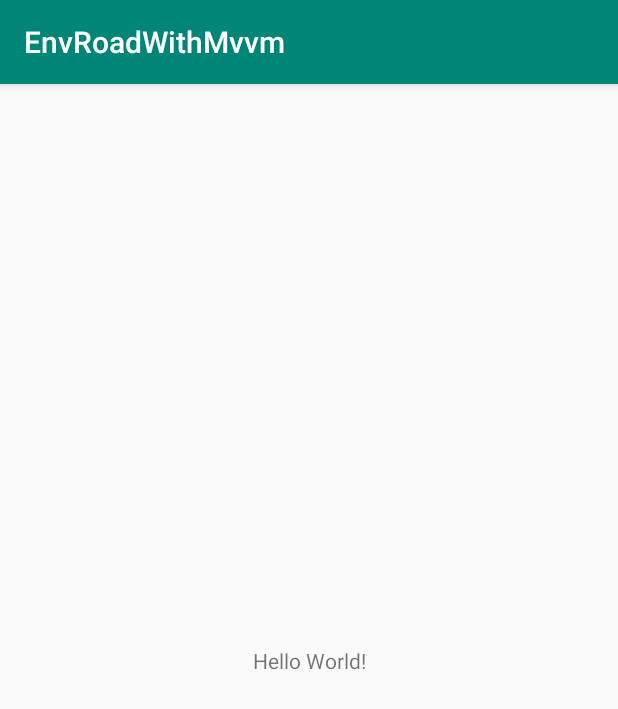
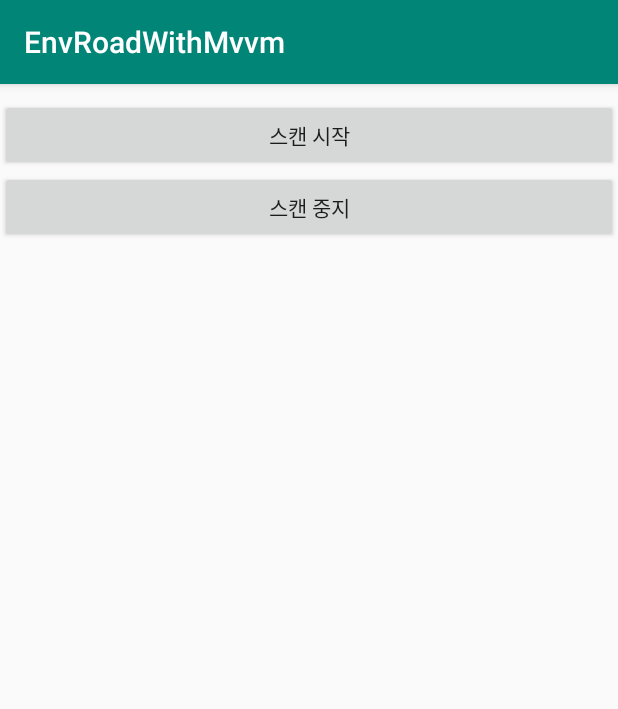
Before and after one commit to lareina-Ipse/EnvRoadWithMvvm, an Android app: the screen it shows after launch (MainActivity), on a phone screen of 412 x 824 dp. Shown: the top 709 px of the screen. Run offline under Robolectric (Android 15) with nearby library versions, the phone set to English and light mode, and no system bars; our stand-ins replace data binding; libraries missing offline, so code that uses them is left out: com.neovisionaries.bluetooth.

Commit message:
MVVM 패턴 적용 연습

```diff
--- a/app/src/main/java/kr/co/chience/envroadwithmvvm/MainActivity.java
+++ b/app/src/main/java/kr/co/chience/envroadwithmvvm/MainActivity.java
@@ -1,14 +1,41 @@
 package kr.co.chience.envroadwithmvvm;
 
 import androidx.appcompat.app.AppCompatActivity;
+import androidx.databinding.DataBindingUtil;
+import androidx.lifecycle.ViewModelProviders;
+import androidx.recyclerview.widget.LinearLayoutManager;
 
 import android.os.Bundle;
+import android.view.View;
+
+import kr.co.chience.envroadwithmvvm.adapter.DataAdapter;
+import kr.co.chience.envroadwithmvvm.databinding.ActivityMainBinding;
+import kr.co.chience.envroadwithmvvm.viewmodel.MainViewModel;
 
 public class MainActivity extends AppCompatActivity {
 
     @Override
     protected void onCreate(Bundle savedInstanceState) {
         super.onCreate(savedInstanceState);
-        setContentView(R.layout.activity_main);
+        ActivityMainBinding binding = DataBindingUtil.setContentView(this, R.layout.activity_main);
+        binding.setLifecycleOwner(this);
+        binding.recyclerView.setLayoutManager(new LinearLayoutManager(this));
+
+        final MainViewModel viewModel = ViewModelProviders.of(this).get(MainViewModel.class);
+
+
+     //   viewModel.setData();
+        viewModel.getData().observe(this, data -> binding.recyclerView.setAdapter(new DataAdapter(data, viewModel)));
+
+        binding.setDataViewModel(viewModel);
+
+
+        binding.buttonStart.setOnClickListener(v -> {
+            viewModel.stratScan();
+        });
+
+        binding.buttonEnd.setOnClickListener(v -> viewModel.stopScan());
+
+
     }
 }
--- /dev/null
+++ b/app/src/main/java/kr/co/chience/envroadwithmvvm/adapter/DataAdapter.java
@@ -0,0 +1,67 @@
+package kr.co.chience.envroadwithmvvm.adapter;
+
+import android.view.LayoutInflater;
+import android.view.View;
+import android.view.ViewGroup;
+
+import androidx.annotation.NonNull;
+import androidx.databinding.DataBindingUtil;
+import androidx.recyclerview.widget.RecyclerView;
+
+import java.util.List;
+
+import kr.co.chience.envroadwithmvvm.R;
+import kr.co.chience.envroadwithmvvm.databinding.ItemDataBinding;
+import kr.co.chience.envroadwithmvvm.model.Data;
+import kr.co.chience.envroadwithmvvm.viewmodel.MainViewModel;
+
+public class DataAdapter extends RecyclerView.Adapter<DataAdapter.DataViewHolder> {
+
+    private List<Data> datas;
+    private MainViewModel viewModel;
+
+    public DataAdapter(List<Data> datas, MainViewModel viewModel) {
+        this.datas = datas;
+        this.viewModel = viewModel;
+    }
+
+    @NonNull
+    @Override
+    public DataViewHolder onCreateViewHolder(@NonNull ViewGroup parent, int viewType) {
+        LayoutInflater layoutInflater = LayoutInflater.from(parent.getContext());
+        ItemDataBinding binding = DataBindingUtil.inflate(layoutInflater, R.layout.item_data, parent, false);
+
+        return new DataViewHolder(binding);
+    }
+
+    @Override
+    public void onBindViewHolder(@NonNull DataViewHolder holder, int position) {
+        Data data = datas.get(position);
+        holder.setBinding(data, viewModel);
+    }
+
+    @Override
+    public int getItemCount() {
+        return datas.size();
+    }
+
+    class DataViewHolder extends RecyclerView.ViewHolder {
+
+        ItemDataBinding binding;
+
+        public DataViewHolder(@NonNull ItemDataBinding binding) {
+            super(binding.getRoot());
+            this.binding = binding;
+        }
+
+        void setBinding(Data data, MainViewModel viewModel) {
+            binding.setData(data);
+            binding.setDataViewModel(viewModel);
+            binding.executePendingBindings();
+        }
+
+    }
+
+
+
+}
--- /dev/null
+++ b/app/src/main/java/kr/co/chience/envroadwithmvvm/baseInterface/BaseInterface.java
@@ -0,0 +1,10 @@
+package kr.co.chience.envroadwithmvvm.baseInterface;
+
+public interface BaseInterface {
+
+    public void initViews();
+    public void initListener();
+    public void initItems();
+    public void initProcess();
+
+}
--- /dev/null
+++ b/app/src/main/java/kr/co/chience/envroadwithmvvm/model/Data.java
@@ -0,0 +1,24 @@
+package kr.co.chience.envroadwithmvvm.model;
+
+public class Data  {
+
+    public String cdc;
+    public String mic;
+    public String voc;
+    public String co2;
+    public String temp;
+    public String att;
+    public String humInt;
+    public String humDec;
+
+    public Data(String cdc, String mic, String voc, String co2, String temp, String att, String humInt, String humDec) {
+        this.cdc = cdc;
+        this.mic = mic;
+        this.voc = voc;
+        this.co2 = co2;
+        this.temp = temp;
+        this.att = att;
+        this.humInt = humInt;
+        this.humDec = humDec;
+    }
+}
--- /dev/null
+++ b/app/src/main/java/kr/co/chience/envroadwithmvvm/util/LogUtil.java
@@ -0,0 +1,23 @@
+package kr.co.chience.envroadwithmvvm.util;
+
+import android.util.Log;
+
+public class LogUtil {
+
+    public static void e(String tag, String log) {
+        Log.e(tag, "### " + log);
+    }
+
+    public static void w(String tag, String log) {
+        Log.e(tag, "### " + log);
+    }
+
+    public static void d(String tag, String log) {
+        Log.e(tag, "### " + log);
+    }
+
+    public static void i(String tag, String log) {
+        Log.e(tag, "### " + log);
+    }
+
+}
--- /dev/null
+++ b/app/src/main/java/kr/co/chience/envroadwithmvvm/util/PacketUtil.java
@@ -0,0 +1,9 @@
+package kr.co.chience.envroadwithmvvm.util;
+
+public class PacketUtil {
+
+    public static String hexStringToInteger(String hex) {
+        return String.valueOf(Integer.parseInt(hex, 16));
+    }
+
+}
--- /dev/null
+++ b/app/src/main/java/kr/co/chience/envroadwithmvvm/viewmodel/MainViewModel.java
@@ -0,0 +1,155 @@
+package kr.co.chience.envroadwithmvvm.viewmodel;
+
+import android.bluetooth.BluetoothAdapter;
+import android.bluetooth.BluetoothDevice;
+import android.bluetooth.BluetoothGatt;
+import android.bluetooth.le.BluetoothLeScanner;
+import android.bluetooth.le.ScanCallback;
+import android.bluetooth.le.ScanRecord;
+import android.bluetooth.le.ScanResult;
+import android.bluetooth.le.ScanSettings;
+import android.os.Build;
+
+import androidx.lifecycle.MutableLiveData;
+import androidx.lifecycle.ViewModel;
+
+import com.neovisionaries.bluetooth.ble.advertising.ADPayloadParser;
+import com.neovisionaries.bluetooth.ble.advertising.ADStructure;
+import com.neovisionaries.bluetooth.ble.advertising.IBeacon;
+
+import java.util.ArrayList;
+import java.util.List;
+
+import kr.co.chience.envroadwithmvvm.model.Data;
+import kr.co.chience.envroadwithmvvm.util.LogUtil;
+import kr.co.chience.envroadwithmvvm.util.PacketUtil;
+
+public class MainViewModel extends ViewModel {
+
+    private static final String TAG = MainViewModel.class.getSimpleName();
+    private MutableLiveData<List<Data>> datas = new MutableLiveData<>();
+
+    BluetoothAdapter mBluetoothAdapter;
+    BluetoothLeScanner mBluetoothLeScanner;
+    BluetoothGatt mBluetoothGatt;
+    BluetoothDevice mBluetoothDevice;
+    String proximity = "aabbccdd";
+    String uuid;
+    String cdc, mic, voc, co2, temp, att = null, humInt, humDec;
+
+    public MutableLiveData<List<Data>> getData() {
+        setData();
+        return datas;
+    }
+
+    public void setData() {
+        List<Data> data = new ArrayList<>();
+        data.add(new Data(cdc, mic, voc, co2, temp, att, humInt, humDec));
+        this.datas.setValue(data);
+    }
+
+
+    public void stratScan() {
+        mBluetoothAdapter = BluetoothAdapter.getDefaultAdapter();
+        mBluetoothLeScanner = mBluetoothAdapter.getBluetoothLeScanner();
+        ScanSettings.Builder builder = new ScanSettings.Builder();
+        builder.setScanMode((ScanSettings.SCAN_MODE_LOW_LATENCY));
+        if (Build.VERSION.SDK_INT >= Build.VERSION_CODES.N_MR1) {
+            builder.setMatchMode(ScanSettings.MATCH_MODE_AGGRESSIVE);
+        }
+        ScanSettings settings = builder.build();
+
+        if (Build.VERSION.SDK_INT >= Build.VERSION_CODES.LOLLIPOP) {
+            mBluetoothLeScanner.startScan(null, settings, mScanCallback);
+        }
+
+        LogUtil.e(TAG, "Scan Start ::::::: ");
+    }
+
+    public void stopScan() {
+        if (Build.VERSION.SDK_INT >= Build.VERSION_CODES.LOLLIPOP) {
+            mBluetoothAdapter = BluetoothAdapter.getDefaultAdapter();
+            mBluetoothLeScanner = mBluetoothAdapter.getBluetoothLeScanner();
+            mBluetoothLeScanner.stopScan(mScanCallback);
+        }
+
+        LogUtil.e(TAG, "Scan Stop ::::::: ");
+    }
+
+
+    /*Scanning*/
+    ScanCallback mScanCallback = new ScanCallback() {
+        @Override
+        public void onScanResult(int callbackType, ScanResult result) {
+            super.onScanResult(callbackType, result);
+            //BLE 알림이 발견되면 콜백
+            try {
+                ScanRecord scanRecord = result.getScanRecord();
+                bluetoothScan(result.getDevice(), scanRecord.getBytes(), result.getRssi());
+            } catch (Exception e) {
+                e.printStackTrace();
+                LogUtil.e(TAG, "Error ScanCallback ::::::: ");
+            }
+
+        }
+
+        @Override
+        public void onBatchScanResults(List<ScanResult> results) {
+            super.onBatchScanResults(results);
+            //배치 결과가 전달 될 때 콜백
+        }
+
+        @Override
+        public void onScanFailed(int errorCode) {
+            super.onScanFailed(errorCode);
+            //스캔을 시작 할 수 없을 때의 콜백
+        }
+    };
+
+    private String bluetoothScan(BluetoothDevice device, final byte[] scanRecord, final int rssi) {
+        LogUtil.e(TAG, "processScan ::::::: ");
+        List<ADStructure> structures = ADPayloadParser.getInstance().parse(scanRecord);
+
+        String deviceUuid = null;
+        String deviceName = device.getName();
+        String deviceAddress = device.getAddress();
+        String deviceRssi = String.valueOf(rssi);
+
+        for (ADStructure structure : structures) {
+            if (structure instanceof IBeacon) {
+                IBeacon iBeacon = (IBeacon) structure;
+                deviceUuid = iBeacon.getUUID().toString();
+
+                if (deviceUuid.startsWith(proximity)) {
+
+                    uuid = deviceUuid;
+
+                    cdc = PacketUtil.hexStringToInteger(uuid.substring(9, 11));
+                    mic = PacketUtil.hexStringToInteger(uuid.substring(11, 13));
+                    voc = PacketUtil.hexStringToInteger(uuid.substring(14, 16)) + PacketUtil.hexStringToInteger(uuid.substring(16, 18));
+                    co2 = PacketUtil.hexStringToInteger(uuid.substring(19, 21)) + PacketUtil.hexStringToInteger(uuid.substring(21, 23));
+                    temp = PacketUtil.hexStringToInteger(uuid.substring(24, 26));
+
+                    if (uuid.substring(26, 28).equals("ff")) {
+                        att = "-" + PacketUtil.hexStringToInteger(uuid.substring(28, 30)) + PacketUtil.hexStringToInteger(uuid.substring(30, 32));
+                    } else if (uuid.substring(26, 28).equals("0")) {
+                        att = "+" + PacketUtil.hexStringToInteger(uuid.substring(28, 30)) + PacketUtil.hexStringToInteger(uuid.substring(30, 32));
+                    }
+
+                    humInt = PacketUtil.hexStringToInteger(uuid.substring(32, 34));
+                    humDec = PacketUtil.hexStringToInteger(uuid.substring(34, 36));
+
+                    LogUtil.e(TAG, "Device Uuid ::::: " + deviceUuid);
+
+                    setData();
+
+                }
+
+            }
+
+        }
+        return deviceAddress;
+    }
+
+
+}
--- a/app/src/main/res/layout/activity_main.xml
+++ b/app/src/main/res/layout/activity_main.xml
@@ -1,18 +1,58 @@
 <?xml version="1.0" encoding="utf-8"?>
-<androidx.constraintlayout.widget.ConstraintLayout xmlns:android="http://schemas.android.com/apk/res/android"
+<layout xmlns:android="http://schemas.android.com/apk/res/android"
     xmlns:app="http://schemas.android.com/apk/res-auto"
-    xmlns:tools="http://schemas.android.com/tools"
-    android:layout_width="match_parent"
-    android:layout_height="match_parent"
-    tools:context=".MainActivity">
+    xmlns:tools="http://schemas.android.com/tools">
 
-    <TextView
-        android:layout_width="wrap_content"
-        android:layout_height="wrap_content"
-        android:text="Hello World!"
-        app:layout_constraintBottom_toBottomOf="parent"
-        app:layout_constraintLeft_toLeftOf="parent"
-        app:layout_constraintRight_toRightOf="parent"
-        app:layout_constraintTop_toTopOf="parent" />
+    <data>
+        <variable
+            name="dataViewModel"
+            type="kr.co.chience.envroadwithmvvm.viewmodel.MainViewModel" />
 
-</androidx.constraintlayout.widget.ConstraintLayout>
+    </data>
+
+    <LinearLayout
+        android:layout_width="match_parent"
+        android:layout_height="match_parent"
+        android:orientation="vertical">
+
+        <LinearLayout
+            android:layout_width="match_parent"
+            android:layout_height="wrap_content"
+            android:layout_marginTop="10dp"
+            android:orientation="vertical">
+
+            <Button
+                android:id="@+id/button_start"
+                android:layout_width="match_parent"
+                android:layout_height="wrap_content"
+                android:text="스캔 시작"
+                android:clickable="true"
+                android:onClick="@{() -> dataViewModel.stratScan()"/>
+
+            <Button
+                android:id="@+id/button_end"
+                android:layout_width="match_parent"
+                android:layout_height="wrap_content"
+                android:text="스캔 중지"
+                android:clickable="true"
+                android:onClick="@{() -> dataViewModel.stopScan()"/>
+
+        </LinearLayout>
+
+
+        <androidx.recyclerview.widget.RecyclerView
+            android:id="@+id/recyclerView"
+            android:layout_width="match_parent"
+            android:layout_height="match_parent"
+            app:layout_constraintBottom_toBottomOf="parent"
+            app:layout_constraintEnd_toEndOf="parent"
+            app:layout_constraintStart_toStartOf="parent"
+            app:layout_constraintTop_toTopOf="parent">
+
+        </androidx.recyclerview.widget.RecyclerView>
+
+    </LinearLayout>
+
+
+
+</layout>
--- /dev/null
+++ b/app/src/main/res/layout/item_data.xml
@@ -0,0 +1,89 @@
+<?xml version="1.0" encoding="utf-8"?>
+
+<layout>
+
+    <data>
+
+        <variable
+            name="data"
+            type="kr.co.chience.envroadwithmvvm.model.Data" />
+
+        <variable
+            name="dataViewModel"
+            type="kr.co.chience.envroadwithmvvm.viewmodel.MainViewModel" />
+
+    </data>
+
+
+    <LinearLayout xmlns:android="http://schemas.android.com/apk/res/android"
+        android:layout_width="match_parent"
+        android:layout_height="match_parent"
+        android:layout_margin="15dp"
+        android:orientation="vertical">
+
+        <TextView
+            android:id="@+id/textview_cdc"
+            android:layout_width="match_parent"
+            android:layout_height="wrap_content"
+            android:layout_marginBottom="5dp"
+            android:text="@{data.cdc}"
+            android:textSize="16sp" />
+
+        <TextView
+            android:id="@+id/textview_mic"
+            android:layout_width="match_parent"
+            android:layout_height="wrap_content"
+            android:layout_marginBottom="5dp"
+            android:text="@{data.mic}"
+            android:textSize="16sp" />
+
+        <TextView
+            android:id="@+id/textview_voc"
+            android:layout_width="match_parent"
+            android:layout_height="wrap_content"
+            android:layout_marginBottom="5dp"
+            android:text="@{data.voc}"
+            android:textSize="16sp" />
+
+        <TextView
+            android:id="@+id/textview_co2"
+            android:layout_width="match_parent"
+            android:layout_height="wrap_content"
+            android:layout_marginBottom="5dp"
+            android:text="@{data.co2}"
+            android:textSize="16sp" />
+
+        <TextView
+            android:id="@+id/textview_temp"
+            android:layout_width="match_parent"
+            android:layout_height="wrap_content"
+            android:layout_marginBottom="5dp"
+            android:text="@{data.temp}"
+            android:textSize="16sp" />
+
+        <TextView
+            android:id="@+id/textview_att"
+            android:layout_width="match_parent"
+            android:layout_height="wrap_content"
+            android:layout_marginBottom="5dp"
+            android:text="@{data.att}"
+            android:textSize="16sp" />
+
+        <TextView
+            android:id="@+id/textview_humInt"
+            android:layout_width="match_parent"
+            android:layout_height="wrap_content"
+            android:layout_marginBottom="5dp"
+            android:text="@{data.humInt}"
+            android:textSize="16sp" />
+
+        <TextView
+            android:id="@+id/textview_humDec"
+            android:layout_width="match_parent"
+            android:layout_height="wrap_content"
+            android:text="@{data.humDec}"
+            android:textSize="16sp" />
+
+    </LinearLayout>
+
+</layout>
```
Also changed, not shown: app/build.gradle (+16 -0 lines), app/src/main/AndroidManifest.xml (+21 -0 lines).
